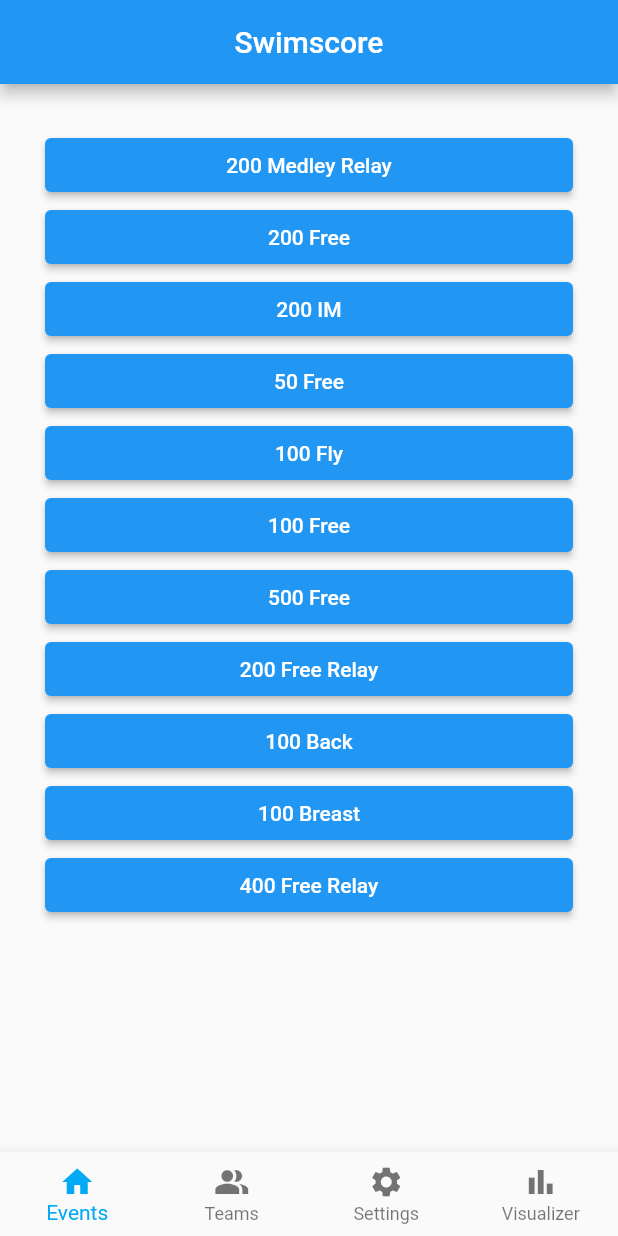
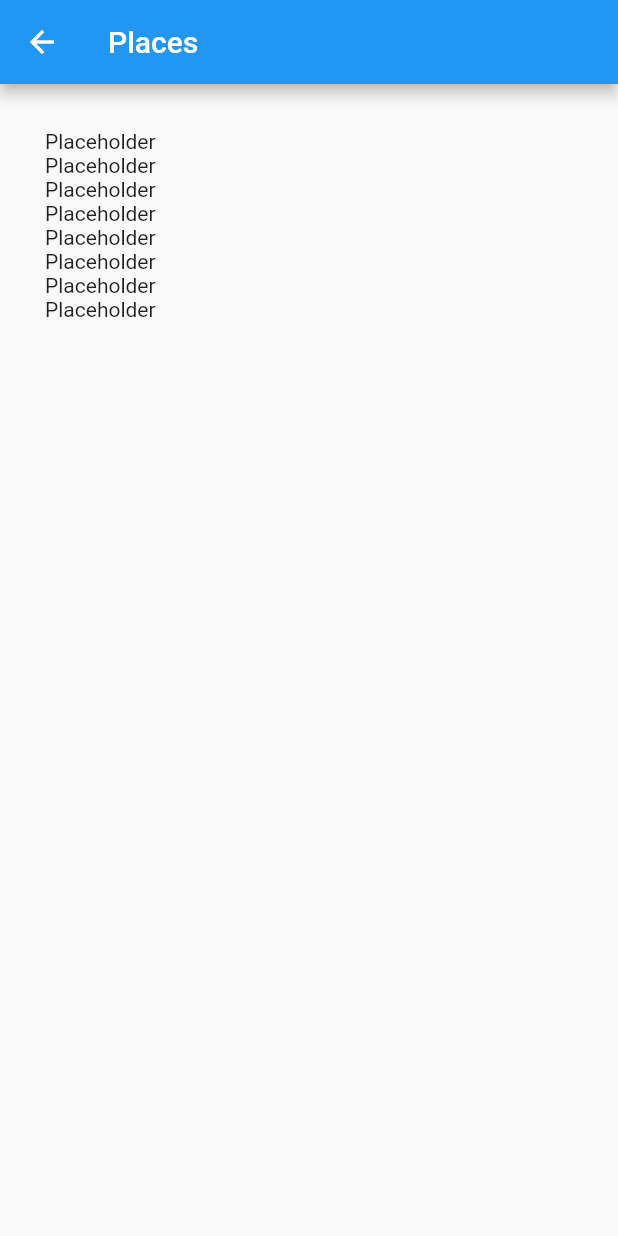
Before and after one commit to BribedJupiter/Swimscore, a Flutter app: the screen it shows after launch, after a tap on an icon or button, on a phone screen of 412 x 824 dp. Run offline on Flutter 3.47's test engine with Material 2 defaults, Android fonts, the light colour scheme and no system bars.

Commit message:
Added a basic skeleton for the places menu

```diff
--- a/lib/main.dart
+++ b/lib/main.dart
@@ -5,6 +5,7 @@
   EventData(200, 'Free', 8, false),
   EventData(200, 'IM', 8, false),
   EventData(50, 'Free', 8, false),
+  EventData(0, 'Diving', 8, false),
   EventData(100, 'Fly', 8, false),
   EventData(100, 'Free', 8, false),
   EventData(500, 'Free', 8, false),
@@ -13,7 +14,12 @@
   EventData(100, 'Breast', 8, false),
   EventData(400, 'Free Relay', 8, true)
 ];
+var defaultTeamList = <TeamData>[
+  TeamData("Home"),
+  TeamData("Away")
+];
 List<EventData> eventDataList = [];
+List<TeamData> teamList = [];
 bool useDefaults = true;
 
 void main() {
@@ -28,6 +34,7 @@
   Widget build(BuildContext context) {
     if (useDefaults) {
       eventDataList = defaultEventData;
+      teamList = defaultTeamList;
     }
     return MaterialApp(
       title: 'Swimscore',
@@ -137,9 +144,10 @@
 class _EventListState extends State<EventList> {
   int items = eventDataList.length;
   void _eventPressed() {
-    setState(() {
+    /*setState(() {
 
-    });
+    });*/
+    Navigator.push(context, MaterialPageRoute(builder: (context) => const PlaceList()));
   }
   @override
   Widget build(BuildContext context) {
@@ -156,8 +164,29 @@
   }
 }
 
-class EventData
-{
+class PlaceList extends StatelessWidget {
+  const PlaceList({super.key});
+
+  @override
+  Widget build (BuildContext context) {
+    return Scaffold(
+      appBar: AppBar(
+        title: const Text('Places'), //TODO: Make it display event and distance data
+      ),
+      body: Center(
+        child: ListView.builder(
+          padding: const EdgeInsets.all(30),
+          itemCount: 8, //TODO: Make dynamic with events
+          itemBuilder: (context, i) {
+            return Text("Placeholder");
+          },
+        ),
+      ),
+    );
+  }
+}
+
+class EventData {
   // Designed to hold all the data for each individual event, and to be accessible by everything that needs it
   int distance = -1;
   String name = 'none';
@@ -171,3 +200,11 @@
     //placesValues.length = places;
   }
 }
+
+class TeamData {
+  // Designed to hold all the data for each individual team
+  String name = 'none';
+  int score = 0;
+
+  TeamData(this.name);
+}
```
